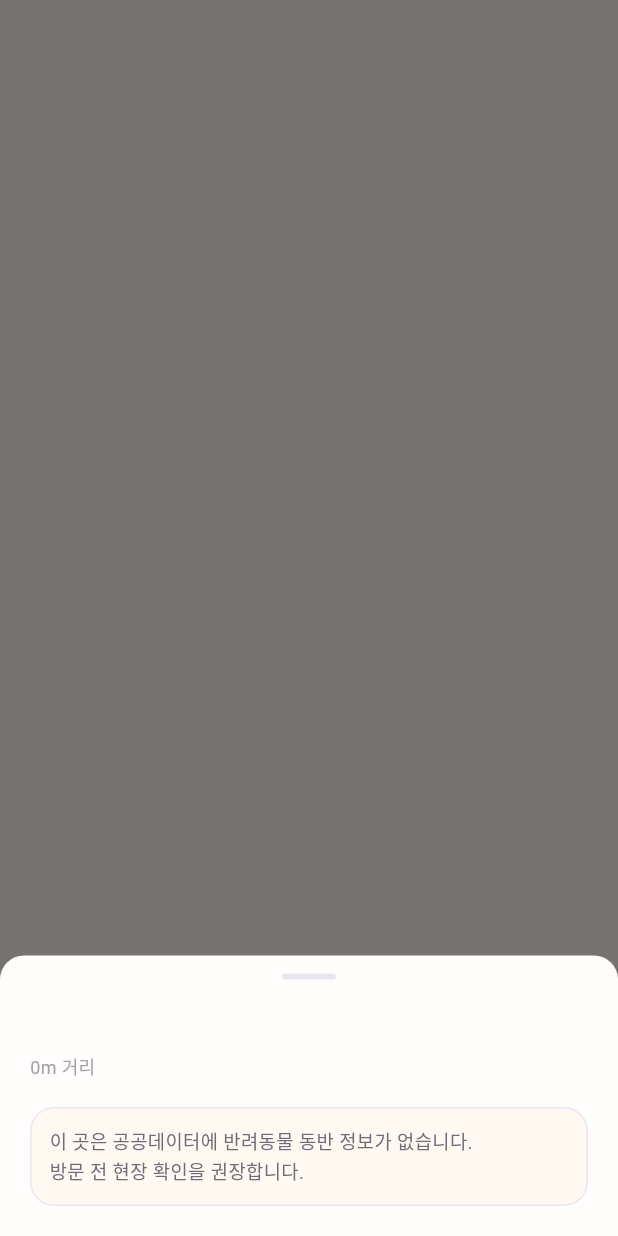
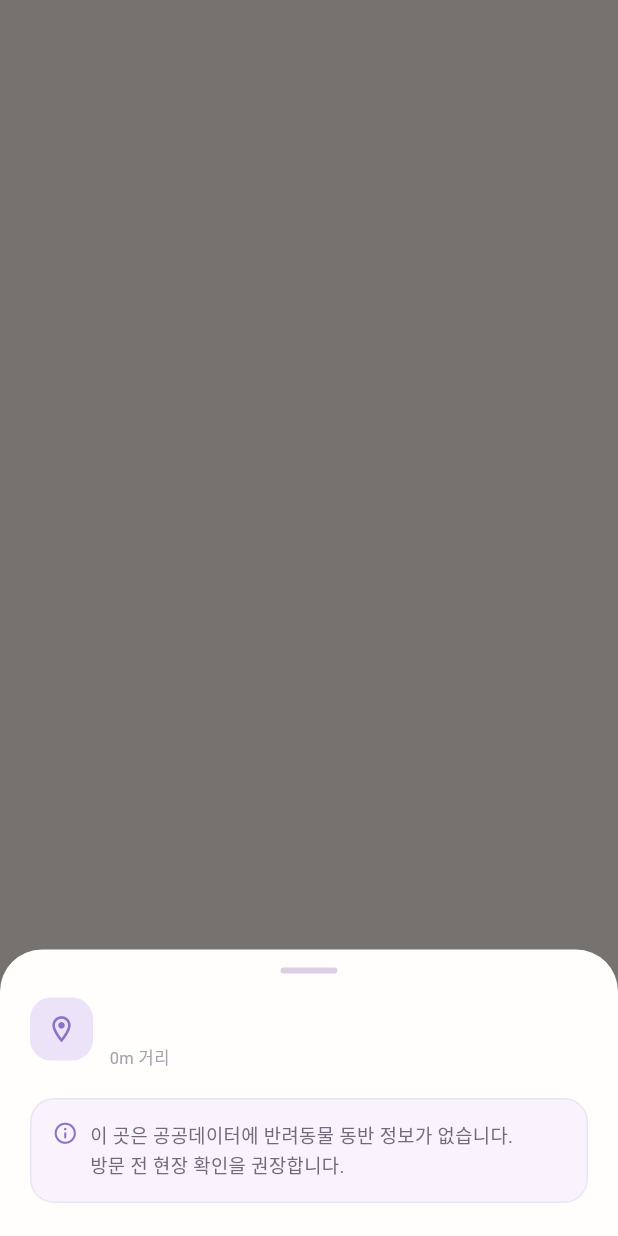
Before and after one commit to GuguGaewoo/petpass, a Flutter app: what showNeighborSheet() shows on an empty page, opened directly with empty values, on a phone screen of 412 x 824 dp. Run offline on Flutter 3.47's test engine with Material 3 defaults, Android fonts, the phone set to English and light mode, and no system bars; our stand-ins replace shared_preferences, supabase_flutter, web; missing offline and left inert: dart:js_interop, dart:ui_web, flutter_naver_map; accounts and stored records are empty.

Commit message:
style: apply PetPass concept to nearby place sheet

```diff
--- a/app/lib/presentation/widgets/neighbor_sheet.dart
+++ b/app/lib/presentation/widgets/neighbor_sheet.dart
@@ -1,8 +1,7 @@
 /// 주변 장소 간단 정보.
 ///
-/// 동반 데이터가 없는 곳은 공공데이터에 개요가 없어 보여줄 설명이 없다.
-/// 가진 것(이름·주소·거리·유형·이미지)만 정직하게 보여주고,
-/// 동반 조건이 확인된 곳은 판정 상세로 넘어갈 수 있게 한다.
+/// 기존 상세 이동/데이터 노출 기준은 유지하고 PetPass 시안의
+/// 아이보리·라벤더·둥근 카드·발바닥 CTA만 적용한다.
 library;
 
 import 'package:flutter/material.dart';
@@ -22,7 +21,7 @@ Future<void> showNeighborSheet(
     context: context,
     backgroundColor: T.card,
     shape: const RoundedRectangleBorder(
-      borderRadius: BorderRadius.vertical(top: Radius.circular(16)),
+      borderRadius: BorderRadius.vertical(top: Radius.circular(28)),
     ),
     builder: (ctx) => _Sheet(state: state, neighbor: neighbor),
   );
@@ -41,86 +40,184 @@ class _Sheet extends StatelessWidget {
 
     return SafeArea(
       child: Padding(
-        padding: const EdgeInsets.fromLTRB(20, 12, 20, 20),
+        padding: const EdgeInsets.fromLTRB(20, 12, 20, 22),
         child: Column(
           mainAxisSize: MainAxisSize.min,
           crossAxisAlignment: CrossAxisAlignment.start,
           children: [
             Center(
               child: Container(
-                width: 36,
+                width: 38,
                 height: 4,
                 decoration: BoxDecoration(
-                  color: T.line,
-                  borderRadius: BorderRadius.circular(2),
+                  color: T.lineStrong,
+                  borderRadius: BorderRadius.circular(T.rPill),
                 ),
               ),
             ),
             const SizedBox(height: 16),
-
             if (P.canShowTourImage && n.image.isNotEmpty) ...[
               ClipRRect(
                 borderRadius: BorderRadius.circular(T.rCard),
-                child: Image.network(
+                child: Stack(
+                  children: [
+                    Image.network(
                       n.image,
-                  height: 150,
+                      height: 164,
                       width: double.infinity,
                       fit: BoxFit.cover,
-                  // 이미지 URL 이 무효해도 레이아웃이 무너지지 않게 한다
                       errorBuilder: (_, _, _) => const SizedBox.shrink(),
                     ),
+                    Positioned(
+                      left: 12,
+                      top: 12,
+                      child: Container(
+                        padding: const EdgeInsets.symmetric(
+                          horizontal: 10,
+                          vertical: 7,
                         ),
-              const SizedBox(height: 14),
+                        decoration: BoxDecoration(
+                          color: Colors.white.withValues(alpha: .92),
+                          borderRadius: BorderRadius.circular(T.rPill),
+                        ),
+                        child: Row(
+                          mainAxisSize: MainAxisSize.min,
+                          children: [
+                            const Icon(
+                              Icons.location_on_rounded,
+                              size: 14,
+                              color: T.brand,
+                            ),
+                            const SizedBox(width: 4),
+                            Text(
+                              n.distanceLabel,
+                              style: T.mono.copyWith(
+                                fontSize: 10.5,
+                                fontWeight: FontWeight.w700,
+                                color: T.brandDeep,
+                              ),
+                            ),
                           ],
-
+                        ),
+                      ),
+                    ),
+                  ],
+                ),
+              ),
+              const SizedBox(height: 16),
+            ],
+            Row(
+              crossAxisAlignment: CrossAxisAlignment.start,
+              children: [
+                Container(
+                  width: 42,
+                  height: 42,
+                  decoration: BoxDecoration(
+                    color: T.brandSoft,
+                    borderRadius: BorderRadius.circular(14),
+                  ),
+                  child: Icon(
+                    _kindIcon(n.kind.label),
+                    size: 21,
+                    color: T.brand,
+                  ),
+                ),
+                const SizedBox(width: 11),
+                Expanded(
+                  child: Column(
+                    crossAxisAlignment: CrossAxisAlignment.start,
+                    children: [
                       Text(
                         n.title,
                         style: const TextStyle(
                           fontFamilyFallback: T.kr,
                           fontSize: 19,
                           fontWeight: FontWeight.w800,
+                          letterSpacing: -0.3,
                           color: T.ink,
                         ),
                       ),
-            const SizedBox(height: 6),
-            Row(
+                      const SizedBox(height: 5),
+                      Wrap(
+                        spacing: 7,
+                        runSpacing: 5,
+                        crossAxisAlignment: WrapCrossAlignment.center,
                         children: [
-                if (n.kind.label.isNotEmpty) ...[
-                  Text(
+                          if (n.kind.label.isNotEmpty)
+                            Container(
+                              padding: const EdgeInsets.symmetric(
+                                horizontal: 9,
+                                vertical: 5,
+                              ),
+                              decoration: BoxDecoration(
+                                color: T.brandMist,
+                                borderRadius: BorderRadius.circular(T.rPill),
+                              ),
+                              child: Text(
                                 n.kind.label,
                                 style: const TextStyle(
                                   fontFamilyFallback: T.kr,
-                      fontSize: 12.5,
-                      color: T.inkSoft,
+                                  fontSize: 11,
+                                  fontWeight: FontWeight.w700,
+                                  color: T.brandDeep,
                                 ),
                               ),
-                  const SizedBox(width: 8),
-                ],
+                            ),
+                          if (!(P.canShowTourImage && n.image.isNotEmpty))
                             Text(
                               '${n.distanceLabel} 거리',
-                  style: T.mono.copyWith(fontSize: 12, color: T.mute),
+                              style: T.mono.copyWith(
+                                fontSize: 11,
+                                color: T.mute,
+                              ),
+                            ),
+                        ],
+                      ),
+                    ],
+                  ),
                 ),
               ],
             ),
             if (n.address.isNotEmpty) ...[
-              const SizedBox(height: 10),
-              Text(
+              const SizedBox(height: 15),
+              Container(
+                width: double.infinity,
+                padding: const EdgeInsets.all(13),
+                decoration: BoxDecoration(
+                  color: T.paper,
+                  borderRadius: BorderRadius.circular(T.r),
+                  border: Border.all(color: T.line),
+                ),
+                child: Row(
+                  crossAxisAlignment: CrossAxisAlignment.start,
+                  children: [
+                    const Icon(
+                      Icons.place_outlined,
+                      size: 17,
+                      color: T.brand,
+                    ),
+                    const SizedBox(width: 8),
+                    Expanded(
+                      child: Text(
                         n.address,
                         style: const TextStyle(
                           fontFamilyFallback: T.kr,
-                  fontSize: 13.5,
-                  color: T.ink,
+                          fontSize: 13,
+                          color: T.inkSoft,
                           height: 1.5,
                         ),
                       ),
+                    ),
                   ],
-
+                ),
+              ),
+            ],
             const SizedBox(height: 18),
             if (place != null)
               SizedBox(
                 width: double.infinity,
-                height: 46,
-                child: FilledButton(
+                height: 54,
+                child: FilledButton.icon(
                   onPressed: () {
                     Navigator.of(context).pop();
                     Navigator.of(context).push(
@@ -130,13 +227,8 @@ class _Sheet extends StatelessWidget {
                       ),
                     );
                   },
-                  style: FilledButton.styleFrom(
-                    backgroundColor: T.ink,
-                    shape: RoundedRectangleBorder(
-                      borderRadius: BorderRadius.circular(T.r),
-                    ),
-                  ),
-                  child: const Text(
+                  icon: const Icon(Icons.pets_rounded, size: 19),
+                  label: const Text(
                     '동반 조건 자세히 보기',
                     style: TextStyle(
                       fontFamilyFallback: T.kr,
@@ -144,18 +236,36 @@ class _Sheet extends StatelessWidget {
                       fontWeight: FontWeight.w700,
                     ),
                   ),
+                  style: FilledButton.styleFrom(
+                    backgroundColor: T.brand,
+                    foregroundColor: T.onBrand,
+                    elevation: 0,
+                    shape: RoundedRectangleBorder(
+                      borderRadius: BorderRadius.circular(T.rPill),
+                    ),
+                  ),
                 ),
               )
             else
               Container(
                 width: double.infinity,
-                padding: const EdgeInsets.all(12),
+                padding: const EdgeInsets.all(14),
                 decoration: BoxDecoration(
-                  color: T.paper,
+                  color: T.brandMist,
                   border: Border.all(color: T.line),
                   borderRadius: BorderRadius.circular(T.r),
                 ),
-                child: const Text(
+                child: const Row(
+                  crossAxisAlignment: CrossAxisAlignment.start,
+                  children: [
+                    Icon(
+                      Icons.info_outline_rounded,
+                      size: 17,
+                      color: T.brand,
+                    ),
+                    SizedBox(width: 8),
+                    Expanded(
+                      child: Text(
                         '이 곳은 공공데이터에 반려동물 동반 정보가 없습니다.\n'
                         '방문 전 현장 확인을 권장합니다.',
                         style: TextStyle(
@@ -169,6 +279,23 @@ class _Sheet extends StatelessWidget {
                   ],
                 ),
               ),
+          ],
+        ),
+      ),
     );
   }
+
+  static IconData _kindIcon(String label) {
+    if (label.contains('카페') || label.contains('음식') || label.contains('식')) {
+      return Icons.restaurant_outlined;
     }
+    if (label.contains('숙박') || label.contains('숙소')) {
+      return Icons.bed_outlined;
+    }
+    if (label.contains('쇼핑')) return Icons.shopping_bag_outlined;
+    if (label.contains('문화')) return Icons.museum_outlined;
+    if (label.contains('관광')) return Icons.landscape_outlined;
+    if (label.contains('레포츠')) return Icons.directions_run_rounded;
+    return Icons.location_on_outlined;
+  }
+}
```
Lines whose indentation alone changed are shown as unchanged.
